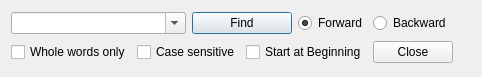
This is branches/texmaker/modified/findwidget.ui in svn2github/texstudio as Qt 5 draws it before an edit. The edited form follows.
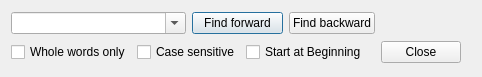
This is the edited form.

What changed in the file:
```diff
--- a/branches/texmaker/modified/findwidget.ui
+++ b/branches/texmaker/modified/findwidget.ui
@@ -29,30 +29,13 @@
    <item row="0" column="2" colspan="2" >
     <widget class="QPushButton" name="findButton" >
      <property name="text" >
-      <string>Find</string>
+      <string>Find forward</string>
      </property>
      <property name="default" >
       <bool>true</bool>
      </property>
     </widget>
    </item>
-   <item row="0" column="4" >
-    <widget class="QRadioButton" name="radioForward" >
-     <property name="text" >
-      <string>Forward</string>
-     </property>
-     <property name="checked" >
-      <bool>true</bool>
-     </property>
-    </widget>
-   </item>
-   <item row="0" column="5" >
-    <widget class="QRadioButton" name="radioBackward" >
-     <property name="text" >
-      <string>Backward</string>
-     </property>
-    </widget>
-   </item>
    <item rowspan="2" row="0" column="6" >
     <spacer>
      <property name="orientation" >
@@ -94,6 +77,13 @@
      </property>
     </widget>
    </item>
+   <item row="0" column="4" >
+    <widget class="QPushButton" name="findBackwardButton" >
+     <property name="text" >
+      <string>Find backward</string>
+     </property>
+    </widget>
+   </item>
   </layout>
  </widget>
  <resources/>
```
